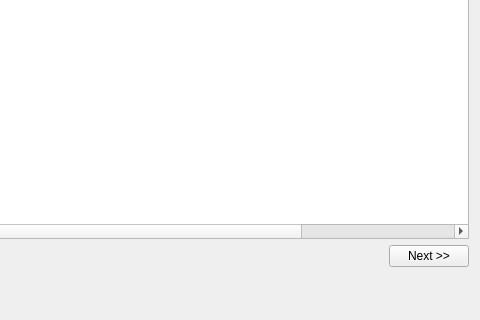
Qt form estorecpp/manageorderitems.ui (Watti/estorecpp) before a commit; both pictures show x 182 to 662 and y 119 to 439 of the 662 by 439 pixel window.
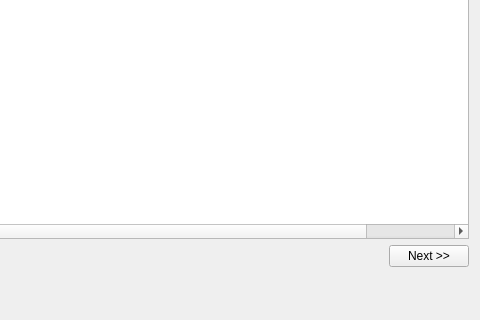
The same form after that commit.

What changed in the file:
```diff
--- a/estorecpp/manageorderitems.ui
+++ b/estorecpp/manageorderitems.ui
@@ -647,7 +647,7 @@
       </font>
      </property>
      <property name="columnCount">
-      <number>8</number>
+      <number>7</number>
      </property>
      <column/>
      <column/>
@@ -656,7 +656,6 @@
      <column/>
      <column/>
      <column/>
-     <column/>
     </widget>
    </item>
    <item>
```
